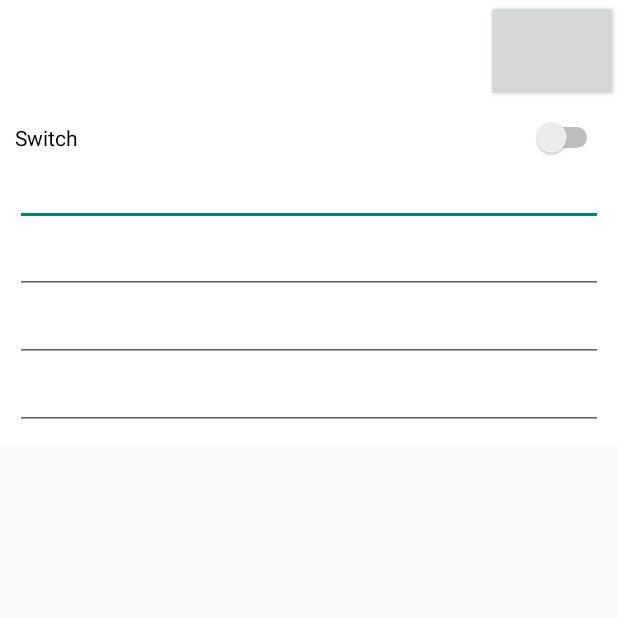
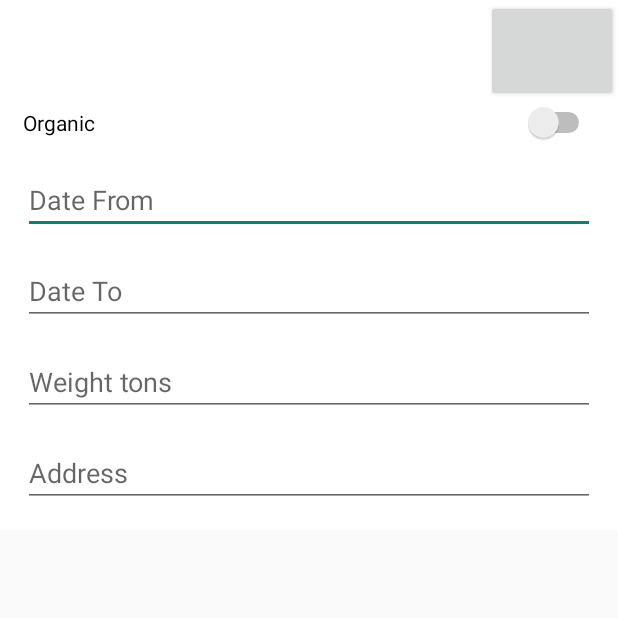
Before and after one commit to nickyli98/ShaketoShare, an Android app: the screen it shows after launch (MapsActivity), on a phone screen of 412 x 824 dp, the top half of it. Run offline under Robolectric (Android 15) with nearby library versions, the phone set to English and light mode, and no system bars; plain views replace SlidingUpPanelLayout.

Commit message:
added texts, margins to selection

```diff
--- a/app/src/main/res/layout/activity_maps.xml
+++ b/app/src/main/res/layout/activity_maps.xml
@@ -67,44 +67,65 @@
             android:orientation="vertical"
             android:layout_width="match_parent"
             android:layout_height="0dp"
-            android:layout_weight="1"
-            android:layout_margin="10dp">
+            android:layout_weight="1">
             <Switch
                 android:id="@+id/switch1"
                 android:layout_width="match_parent"
                 android:layout_height="wrap_content"
-                android:text="Switch" />
+                android:text="Organic"
+                android:layout_marginLeft="15dp"
+                android:layout_marginRight="15dp"
+                android:layout_marginBottom="15dp"
+                tools:ignore="HardcodedText" />
 
             <EditText
                 android:id="@+id/dateFrom"
                 android:layout_width="match_parent"
                 android:layout_height="wrap_content"
                 android:ems="10"
-                android:inputType="date" />
+                android:inputType="date"
+                android:layout_marginLeft="15dp"
+                android:layout_marginRight="15dp"
+                android:layout_marginBottom="15dp"
+                android:hint="Date From"
+                tools:ignore="HardcodedText" />
 
             <EditText
                 android:id="@+id/dateTo"
                 android:layout_width="match_parent"
                 android:layout_height="wrap_content"
                 android:ems="10"
-                android:inputType="date" />
+                android:inputType="date"
+                android:layout_marginLeft="15dp"
+                android:layout_marginRight="15dp"
+                android:layout_marginBottom="15dp"
+                android:hint="Date To"
+                tools:ignore="HardcodedText" />
 
             <EditText
                 android:id="@+id/weight"
                 android:layout_width="match_parent"
                 android:layout_height="wrap_content"
                 android:ems="10"
-                android:inputType="number" />
+                android:inputType="number"
+                android:layout_marginLeft="15dp"
+                android:layout_marginRight="15dp"
+                android:layout_marginBottom="15dp"
+                android:hint="Weight tons"
+                tools:ignore="HardcodedText" />
 
             <EditText
                 android:id="@+id/pickUpAddress"
                 android:layout_width="match_parent"
                 android:layout_height="wrap_content"
                 android:ems="10"
-                android:inputType="textPostalAddress" />
+                android:inputType="textPostalAddress"
+                android:layout_marginLeft="15dp"
+                android:layout_marginRight="15dp"
+                android:layout_marginBottom="15dp"
+                android:hint="Address"
+                tools:ignore="HardcodedText" />
         </LinearLayout>
-
-
     </LinearLayout>
 
 
```
